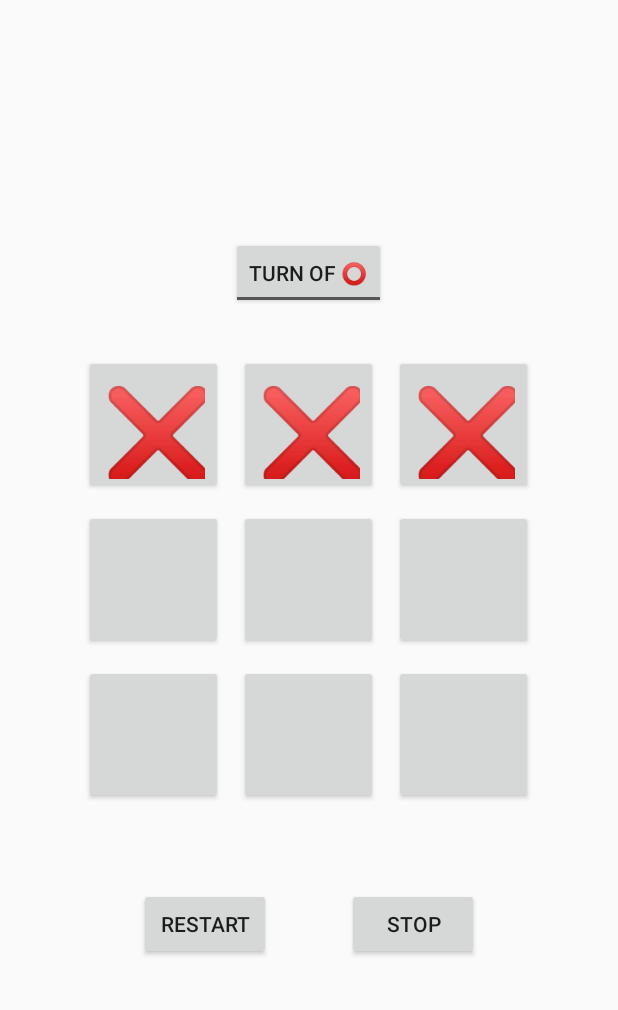
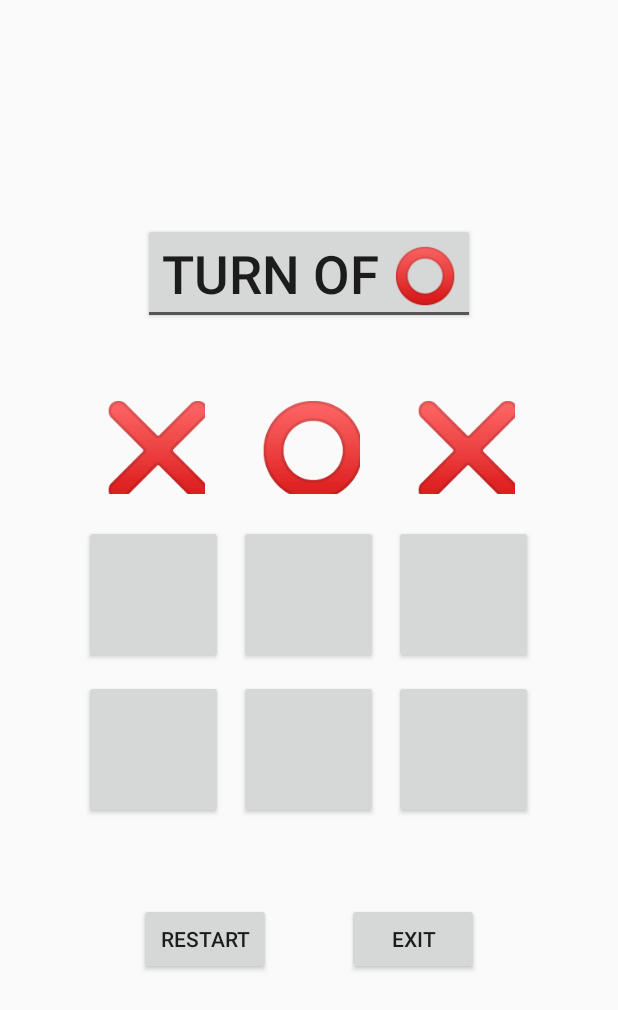
Before and after one commit to ShivaShirsath/TicTacToe-Android, an Android app: the screen it shows after launch (MainActivity), after a tap on an icon or button, on a phone screen of 412 x 824 dp. Shown: the top 1010 px of the screen. Run offline under Robolectric (Android 15) with nearby library versions, the light colour scheme and no system bars; 3 other taps on this screen came first.

Commit message:
Almost Done 👍

```diff
--- a/app/src/main/java/ss/TicTacToe/MainActivity.java
+++ b/app/src/main/java/ss/TicTacToe/MainActivity.java
@@ -10,12 +10,17 @@ import android.content.Intent;
 import android.content.res.Configuration;
 import android.widget.LinearLayout;
 import android.os.PersistableBundle;
+import android.widget.ToggleButton;
 
 public class MainActivity extends AppCompatActivity {
 
 	private long backPressedTime = 0;
 	private Bundle state;
 	private LinearLayout mainLayout, subLayout;
+	private boolean isGameOver = false;
+	private int clicks = 0;
+	private ToggleButton turn ;
+
     @Override
     protected void onCreate(Bundle savedInstanceState) {
         super.onCreate(savedInstanceState);
@@ -24,19 +29,63 @@ public class MainActivity extends AppCompatActivity {
 
 		mainLayout = (LinearLayout)findViewById(R.id.mainLayout);
 		subLayout = (LinearLayout)findViewById(R.id.subLayout);
+		turn = (ToggleButton)findViewById(R.id.turn);
+
     }
 
-	public void oxyClick(View view){
-		((Button)view).setText("❌");
+	public void oxyClick(View view) {
+		clicks ++ ;
+		Button button = (Button)view;
+		button.setText(turn.isChecked() ? "❌" : "⭕");
+		button.setClickable(false);
+		button.setBackgroundColor(0x00000000);
+		if (checkGameOver(button.getText().toString())) Toast.makeText(this, turn.getText().toString() + " is Winner", Toast.LENGTH_LONG).show(); else if (clicks == 9) Toast.makeText(this, "Game is Draw", Toast.LENGTH_LONG).show(); else turn.setChecked(!turn.isChecked());
 	}
-	public void onRestart(View view){
+	public boolean checkGameOver(String turnText) {
+		return (
+			(
+			((Button)findViewById(R.id.oxy0)).getText().toString().contains(turnText) &&
+			((Button)findViewById(R.id.oxy1)).getText().toString().contains(turnText) &&
+			((Button)findViewById(R.id.oxy2)).getText().toString().contains(turnText)
+			) || (
+			((Button)findViewById(R.id.oxy3)).getText().toString().contains(turnText) &&
+			((Button)findViewById(R.id.oxy4)).getText().toString().contains(turnText) &&
+			((Button)findViewById(R.id.oxy5)).getText().toString().contains(turnText)
+			) || (
+			((Button)findViewById(R.id.oxy6)).getText().toString().contains(turnText) &&
+			((Button)findViewById(R.id.oxy7)).getText().toString().contains(turnText) &&
+			((Button)findViewById(R.id.oxy8)).getText().toString().contains(turnText)
+			) || (
+			((Button)findViewById(R.id.oxy0)).getText().toString().contains(turnText) &&
+			((Button)findViewById(R.id.oxy3)).getText().toString().contains(turnText) &&
+			((Button)findViewById(R.id.oxy6)).getText().toString().contains(turnText)
+			) || (
+			((Button)findViewById(R.id.oxy1)).getText().toString().contains(turnText) &&
+			((Button)findViewById(R.id.oxy4)).getText().toString().contains(turnText) &&
+			((Button)findViewById(R.id.oxy7)).getText().toString().contains(turnText)
+			) || (
+			((Button)findViewById(R.id.oxy2)).getText().toString().contains(turnText) &&
+			((Button)findViewById(R.id.oxy5)).getText().toString().contains(turnText) &&
+			((Button)findViewById(R.id.oxy8)).getText().toString().contains(turnText)
+			) || (
+			((Button)findViewById(R.id.oxy0)).getText().toString().contains(turnText) &&
+			((Button)findViewById(R.id.oxy4)).getText().toString().contains(turnText) &&
+			((Button)findViewById(R.id.oxy8)).getText().toString().contains(turnText)
+			) || (
+			((Button)findViewById(R.id.oxy2)).getText().toString().contains(turnText) &&
+			((Button)findViewById(R.id.oxy4)).getText().toString().contains(turnText) &&
+			((Button)findViewById(R.id.oxy6)).getText().toString().contains(turnText)
+			)
+			) ;
+	}
+	public void onRestart(View view) {
 		Toast.makeText(getApplicationContext(), "ReStarted", Toast.LENGTH_SHORT).show();
 
-		startActivity(getBaseContext().getPackageManager().getLaunchIntentForPackage(getBaseContext().getPackageName() ).addFlags(Intent.FLAG_ACTIVITY_CLEAR_TOP).addFlags(Intent.FLAG_ACTIVITY_NEW_TASK));
+		startActivity(getBaseContext().getPackageManager().getLaunchIntentForPackage(getBaseContext().getPackageName()).addFlags(Intent.FLAG_ACTIVITY_CLEAR_TOP).addFlags(Intent.FLAG_ACTIVITY_NEW_TASK));
 		finish();
 	}
-	public void onStop(View view){
-
+	public void onExit(View view) {
+		onBackPressed();
 	}
 	@Override public void onBackPressed() {
 		if (backPressedTime + 2000 > System.currentTimeMillis()) {
@@ -44,7 +93,7 @@ public class MainActivity extends AppCompatActivity {
 			finish();
 			return;
 		} else {
-			Toast.makeText(getBaseContext(), "Press back again to exit", Toast.LENGTH_SHORT).show();
+			Toast.makeText(getBaseContext(), "Do again for exit.", Toast.LENGTH_SHORT).show();
 		}
 		backPressedTime = System.currentTimeMillis();
 	}
@@ -55,7 +104,7 @@ public class MainActivity extends AppCompatActivity {
 		if (newConfig.orientation == Configuration.ORIENTATION_LANDSCAPE) {
 			mainLayout.setOrientation(LinearLayout.HORIZONTAL);
 			subLayout.setOrientation(LinearLayout.VERTICAL);
-		} else if (newConfig.orientation == Configuration.ORIENTATION_PORTRAIT){
+		} else if (newConfig.orientation == Configuration.ORIENTATION_PORTRAIT) {
 			mainLayout.setOrientation(LinearLayout.VERTICAL);
 			subLayout.setOrientation(LinearLayout.HORIZONTAL);
 		}
--- a/app/src/main/res/layout/activity_main.xml
+++ b/app/src/main/res/layout/activity_main.xml
@@ -14,7 +14,9 @@
 		android:textOn="Turn of ❌"
 		android:textOff="Turn of ⭕"
 		android:id="@+id/turn"
-		android:layout_margin="25dp"/>
+		android:layout_margin="25dp"
+		android:textSize="35sp"
+		android:checked="true"/>
 
 	<LinearLayout
 		android:orientation="vertical"
@@ -154,8 +156,8 @@
 		<Button
 			android:layout_width="wrap_content"
 			android:layout_height="wrap_content"
-			android:text="stop"
-			android:onClick="onStop"
+			android:text="exit"
+			android:onClick="onExit"
 			android:layout_margin="25dp"/>
 
 	</LinearLayout>
```
Also changed, not shown: 212 other files.
